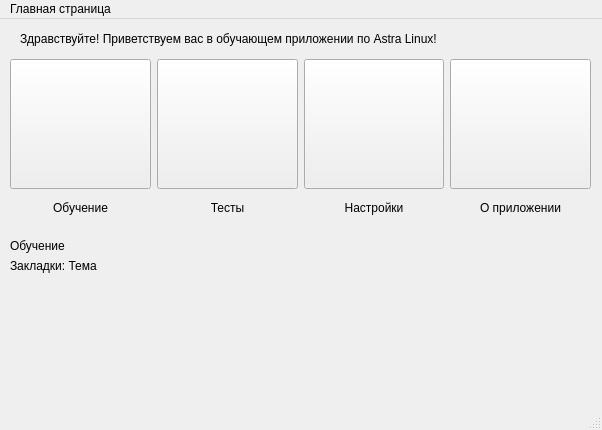
Old version of the form mainwindow.ui in the repository anyatomik/astra-learn.
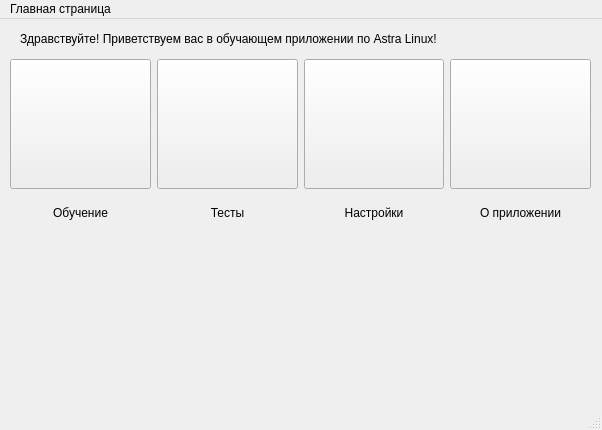
New version of the form. Icons and pictures are not drawn.

```diff
--- a/mainwindow.ui
+++ b/mainwindow.ui
@@ -44,7 +44,7 @@
       <x>10</x>
       <y>40</y>
       <width>581</width>
-      <height>161</height>
+      <height>171</height>
      </rect>
     </property>
     <layout class="QHBoxLayout" name="buttons_layout">
@@ -265,39 +265,6 @@
      <string>Здравствуйте! Приветствуем вас в обучающем приложении по Astra Linux!</string>
     </property>
    </widget>
-   <widget class="QWidget" name="">
-    <property name="geometry">
-     <rect>
-      <x>10</x>
-      <y>220</y>
-      <width>161</width>
-      <height>54</height>
-     </rect>
-    </property>
-    <layout class="QFormLayout" name="formLayout">
-     <item row="0" column="0">
-      <widget class="QLabel" name="label_6">
-       <property name="text">
-        <string>Обучение</string>
-       </property>
-      </widget>
-     </item>
-     <item row="1" column="0">
-      <widget class="QLabel" name="label_7">
-       <property name="text">
-        <string>Закладки: Тема</string>
-       </property>
-      </widget>
-     </item>
-     <item row="1" column="1">
-      <widget class="QLabel" name="pins_main">
-       <property name="text">
-        <string/>
-       </property>
-      </widget>
-     </item>
-    </layout>
-   </widget>
   </widget>
   <widget class="QMenuBar" name="menubar">
    <property name="geometry">
```
